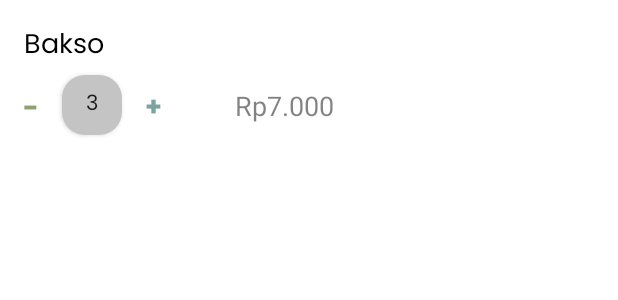
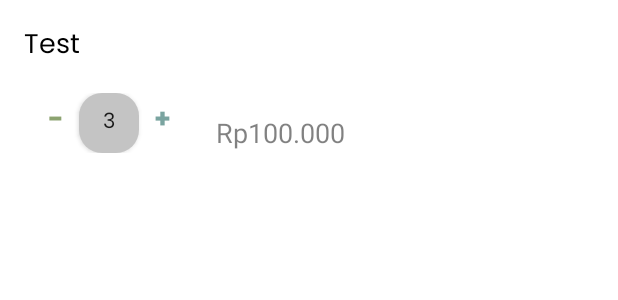
Before and after one commit to fajrulalam/point-of-sales-app, an Android app: the layout list_transaction.xml on its own in the app's theme, with its tools: preview values and no code run, on a phone screen of 412 x 824 dp. Shown: the top 300 px of the screen. Run offline under Robolectric (Android 15) with nearby library versions, the phone set to English and light mode, and no system bars.

Commit message:
version one

```diff
--- a/app/src/main/res/layout/list_transaction.xml
+++ b/app/src/main/res/layout/list_transaction.xml
@@ -1,31 +1,44 @@
 <?xml version="1.0" encoding="utf-8"?>
-<RelativeLayout xmlns:android="http://schemas.android.com/apk/res/android"
+<LinearLayout xmlns:android="http://schemas.android.com/apk/res/android"
     xmlns:app="http://schemas.android.com/apk/res-auto"
     xmlns:tools="http://schemas.android.com/tools"
     android:layout_width="match_parent"
-    android:layout_height="match_parent"
-    android:backgroundTint="#4DC4C4C4">
+    android:layout_height="wrap_content"
+    android:backgroundTint="#4DC4C4C4"
+    android:orientation="vertical"
+    android:padding="16dp">
 
         <TextView
             android:id="@+id/itemName"
+            android:layout_width="match_parent"
+            android:layout_height="wrap_content"
+            android:text="Test"
+            android:fontFamily="@font/poppins_regular"
+            android:textColor="@color/black"
+            android:textSize="18sp">
+
+        </TextView>
+
+        <LinearLayout
+            android:layout_width="match_parent"
+            android:layout_height="match_parent"
+            android:padding="16dp"
+            >
+
+            <TextView
+                android:id="@+id/minusButton"
                 android:layout_width="wrap_content"
                 android:layout_height="wrap_content"
-        android:layout_marginStart="16dp"
-        android:layout_marginTop="16dp"
-        android:layout_marginEnd="500dp"
-        android:layout_marginBottom="916dp"
-        android:fontFamily="@font/poppins_regular"
-        android:text="Bakso"
-        android:textColor="#000000"
-        android:textSize="18sp" />
+                android:fontFamily="@font/poppins_bold"
+                android:text="-"
+                android:textColor="#8CA370"
+                android:textSize="18sp"></TextView>
 
             <androidx.appcompat.widget.AppCompatButton
                 android:id="@+id/quantity"
                 android:layout_width="40dp"
                 android:layout_height="40dp"
-        android:layout_marginStart="15dp"
-        android:layout_marginTop="50dp"
-        android:layout_toEndOf="@+id/minusButton"
+                android:layout_marginLeft="10dp"
                 android:background="@drawable/custom_button"
                 android:backgroundTint="#C4C4C4"
                 android:fontFamily="@font/poppins_regular"
@@ -33,26 +46,11 @@
                 android:textSize="14sp" />
 
             <TextView
-        android:id="@+id/minusButton"
-        android:layout_width="wrap_content"
-        android:layout_height="wrap_content"
-        android:layout_marginStart="15dp"
-        android:layout_marginTop="58dp"
-        android:fontFamily="@font/poppins_bold"
-        android:text="-"
-        android:textColor="#8CA370"
-        android:textSize="18sp" />
-
-    <TextView
                 android:id="@+id/plusButton"
                 android:layout_width="wrap_content"
                 android:layout_height="wrap_content"
-        android:layout_alignEnd="@+id/quantity"
-        android:layout_marginStart="15dp"
-        android:layout_marginTop="57dp"
-        android:layout_marginEnd="-31dp"
-        android:layout_toEndOf="@+id/quantity"
                 android:fontFamily="@font/poppins_bold"
+                android:layout_marginLeft="10dp"
                 android:text="+"
                 android:textColor="#B3417E77"
                 android:textSize="18sp" />
@@ -61,12 +59,76 @@
                     android:id="@+id/subtotalTextView"
                     android:layout_width="wrap_content"
                     android:layout_height="wrap_content"
-        android:layout_marginStart="75dp"
-        android:layout_marginTop="58dp"
-        android:layout_marginBottom="879dp"
+                    android:layout_marginLeft="30dp"
                     android:layout_toEndOf="@+id/plusButton"
-        android:text="Rp7.000"
+                    android:text="Rp100.000"
+                    android:layout_marginTop="10dp"
                     android:textColor="#80040404"
                     android:textSize="18sp" />
 
-</RelativeLayout>
+        </LinearLayout>
+
+
+
+
+<!--    <TextView-->
+<!--        android:id="@+id/itemName"-->
+<!--        android:layout_width="wrap_content"-->
+<!--        android:layout_height="wrap_content"-->
+<!--        android:layout_marginStart="16dp"-->
+<!--        android:layout_marginTop="16dp"-->
+<!--        android:layout_marginEnd="500dp"-->
+<!--        android:layout_marginBottom="916dp"-->
+<!--        android:fontFamily="@font/poppins_regular"-->
+<!--        android:text="Bakso"-->
+<!--        android:textColor="#000000"-->
+<!--        android:textSize="18sp" />-->
+
+<!--    <androidx.appcompat.widget.AppCompatButton-->
+<!--        android:id="@+id/quantity"-->
+<!--        android:layout_width="40dp"-->
+<!--        android:layout_height="40dp"-->
+<!--        android:layout_marginStart="15dp"-->
+<!--        android:layout_marginTop="50dp"-->
+<!--        android:background="@drawable/custom_button"-->
+<!--        android:backgroundTint="#C4C4C4"-->
+<!--        android:fontFamily="@font/poppins_regular"-->
+<!--        android:text="3"-->
+<!--        android:textSize="14sp" />-->
+
+<!--    <TextView-->
+<!--        android:id="@+id/minusButton"-->
+<!--        android:layout_width="wrap_content"-->
+<!--        android:layout_height="wrap_content"-->
+<!--        android:layout_marginStart="15dp"-->
+<!--        android:layout_marginTop="58dp"-->
+<!--        android:fontFamily="@font/poppins_bold"-->
+<!--        android:text="-"-->
+<!--        android:textColor="#8CA370"-->
+<!--        android:textSize="18sp" />-->
+
+<!--    <TextView-->
+<!--        android:id="@+id/plusButton"-->
+<!--        android:layout_width="wrap_content"-->
+<!--        android:layout_height="wrap_content"-->
+<!--        android:layout_marginStart="15dp"-->
+<!--        android:layout_marginTop="57dp"-->
+<!--        android:layout_marginEnd="-31dp"-->
+<!--        android:fontFamily="@font/poppins_bold"-->
+<!--        android:text="+"-->
+<!--        android:textColor="#B3417E77"-->
+<!--        android:textSize="18sp" />-->
+
+<!--    <TextView-->
+<!--        android:id="@+id/subtotalTextView"-->
+<!--        android:layout_width="wrap_content"-->
+<!--        android:layout_height="wrap_content"-->
+<!--        android:layout_marginStart="75dp"-->
+<!--        android:layout_marginTop="58dp"-->
+<!--        android:layout_marginBottom="879dp"-->
+<!--        android:layout_toEndOf="@+id/plusButton"-->
+<!--        android:text="Rp7.000"-->
+<!--        android:textColor="#80040404"-->
+<!--        android:textSize="18sp" />-->
+
+</LinearLayout>
```
Also changed, not shown: app/src/main/java/com/example/point_of_sales_app/MainActivity.java (+102 -56 lines), app/src/main/java/com/example/point_of_sales_app/makanan.java (+16 -16 lines), app/src/main/java/com/example/point_of_sales_app/makananAdapter.java (added, +46 -0 lines), app/src/main/res/layout/activity_main.xml (+3 -5 lines). Lines whose indentation alone changed are shown as unchanged.
